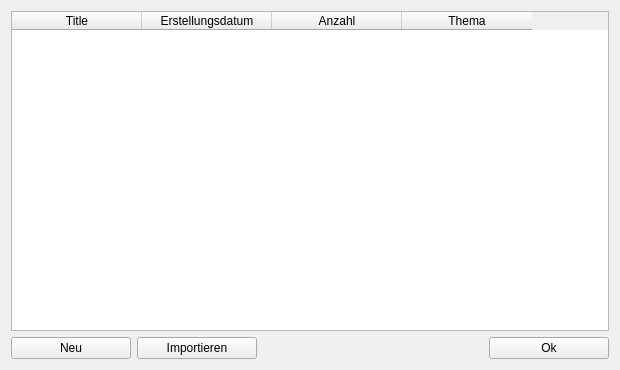
Before: the Qt Designer form ui/mainwindow.ui in Jan200101/Neuland, drawn with Qt 5.
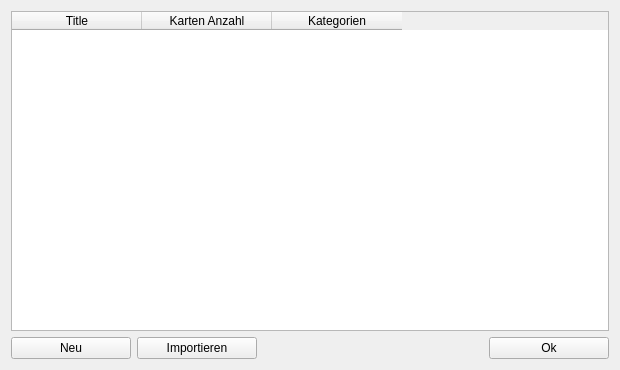
After: the same form once the commit is applied. Icons and pictures are not drawn.

Commit message: Update QT ui, improve CLI interface

```diff
--- a/ui/mainwindow.ui
+++ b/ui/mainwindow.ui
@@ -52,17 +52,12 @@
       </column>
       <column>
        <property name="text">
-        <string>Erstellungsdatum</string>
+        <string>Karten Anzahl</string>
        </property>
       </column>
       <column>
        <property name="text">
-        <string>Anzahl</string>
-       </property>
-      </column>
-      <column>
-       <property name="text">
-        <string>Thema</string>
+        <string>Kategorien</string>
        </property>
       </column>
      </widget>
```
The commit also changes 1 other file.
